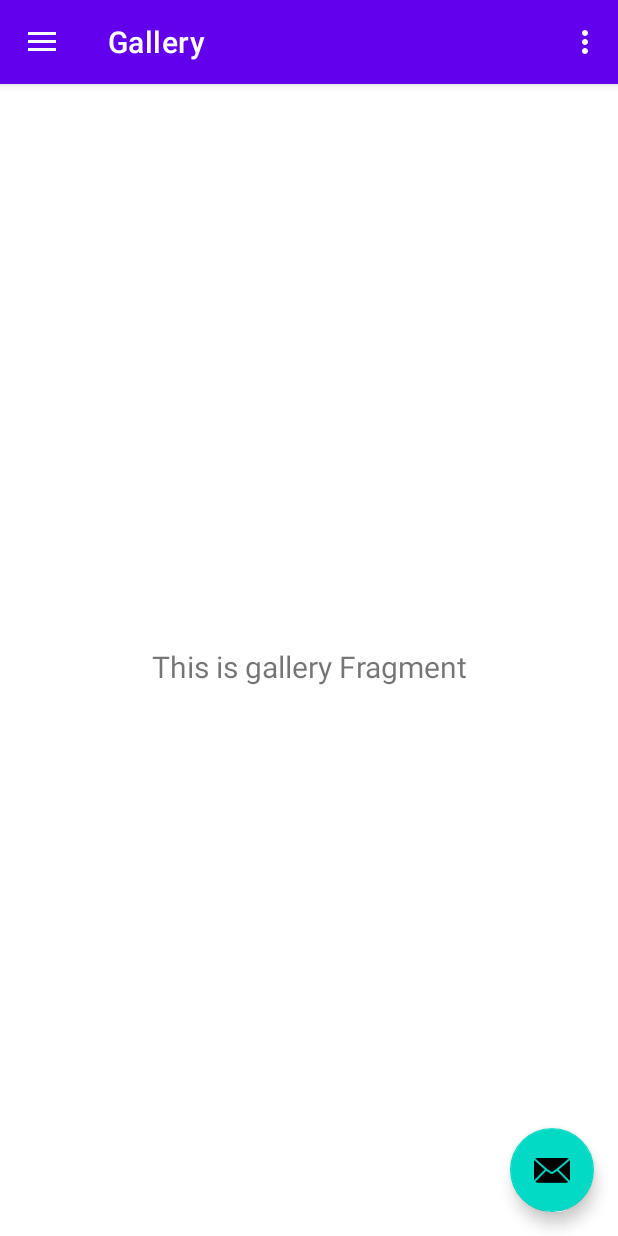
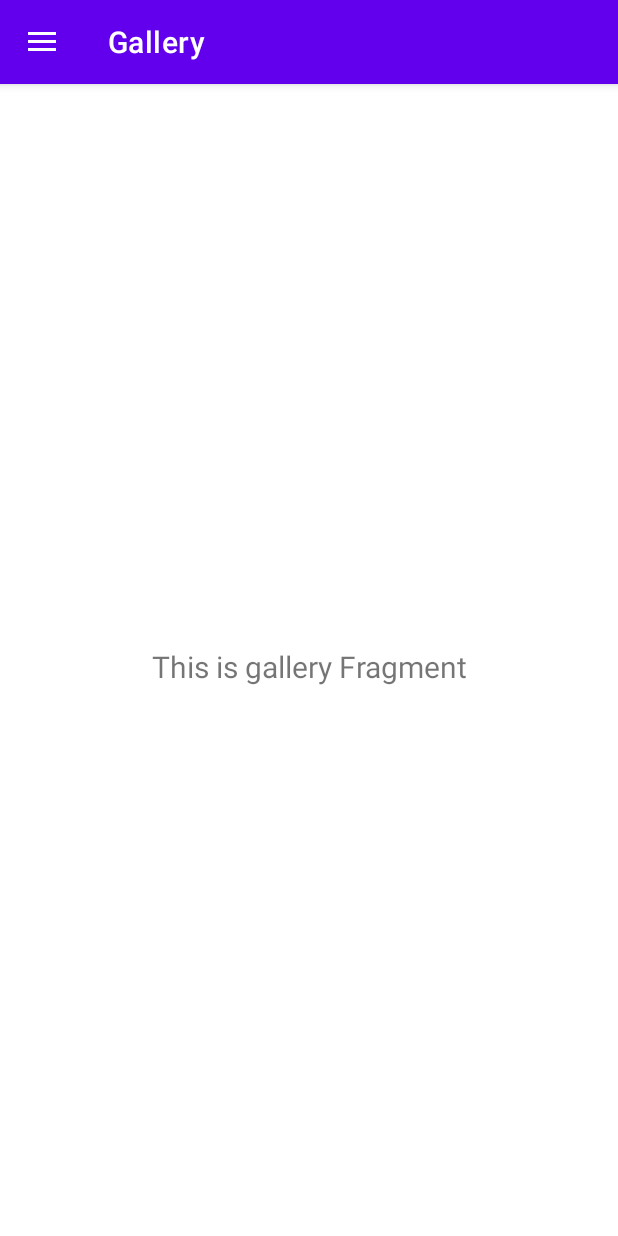
Before and after one commit to mkedziora/TapToSave, an Android app: the screen it shows after launch (MainActivity), in the side drawer, after a tap on "Gallery", on a phone screen of 412 x 824 dp. Run offline under Robolectric (Android 15) with nearby library versions, the phone set to English and light mode, and no system bars; our stand-ins replace navigation-ui.

Commit message:
Remove unnecessary file

```diff
--- a/App/app/src/main/java/com/example/taptosave/MainActivity.kt
+++ b/App/app/src/main/java/com/example/taptosave/MainActivity.kt
@@ -24,11 +24,6 @@ class MainActivity : AppCompatActivity() {
         val toolbar: Toolbar = findViewById(R.id.toolbar)
         setSupportActionBar(toolbar)
 
-        val fab: FloatingActionButton = findViewById(R.id.fab)
-        fab.setOnClickListener { view ->
-            Snackbar.make(view, "Replace with your own action", Snackbar.LENGTH_LONG)
-                    .setAction("Action", null).show()
-        }
         val drawerLayout: DrawerLayout = findViewById(R.id.drawer_layout)
         val navView: NavigationView = findViewById(R.id.nav_view)
         val navController = findNavController(R.id.nav_host_fragment)
@@ -40,12 +35,6 @@ class MainActivity : AppCompatActivity() {
         navView.setupWithNavController(navController)
     }
 
-    override fun onCreateOptionsMenu(menu: Menu): Boolean {
-        // Inflate the menu; this adds items to the action bar if it is present.
-        menuInflater.inflate(R.menu.main, menu)
-        return true
-    }
-
     override fun onSupportNavigateUp(): Boolean {
         val navController = findNavController(R.id.nav_host_fragment)
         return navController.navigateUp(appBarConfiguration) || super.onSupportNavigateUp()
--- a/App/app/src/main/res/layout/app_bar_main.xml
+++ b/App/app/src/main/res/layout/app_bar_main.xml
@@ -22,12 +22,4 @@
 
     <include layout="@layout/content_main" />
 
-    <com.google.android.material.floatingactionbutton.FloatingActionButton
-        android:id="@+id/fab"
-        android:layout_width="wrap_content"
-        android:layout_height="wrap_content"
-        android:layout_gravity="bottom|end"
-        android:layout_margin="@dimen/fab_margin"
-        app:srcCompat="@android:drawable/ic_dialog_email" />
-
 </androidx.coordinatorlayout.widget.CoordinatorLayout>
--- a/App/app/src/main/res/menu/main.xml
+++ /dev/null
@@ -1,9 +0,0 @@
-<?xml version="1.0" encoding="utf-8"?>
-<menu xmlns:android="http://schemas.android.com/apk/res/android"
-    xmlns:app="http://schemas.android.com/apk/res-auto">
-    <item
-        android:id="@+id/action_settings"
-        android:orderInCategory="100"
-        android:title="@string/action_settings"
-        app:showAsAction="never" />
-</menu>
```
